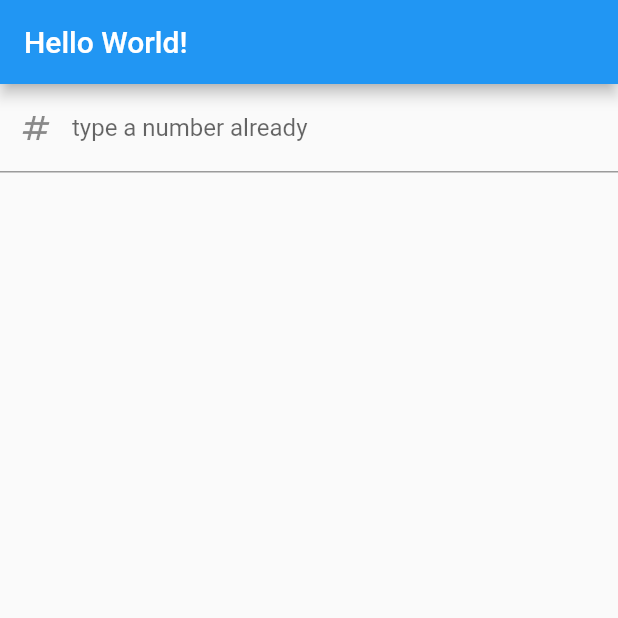
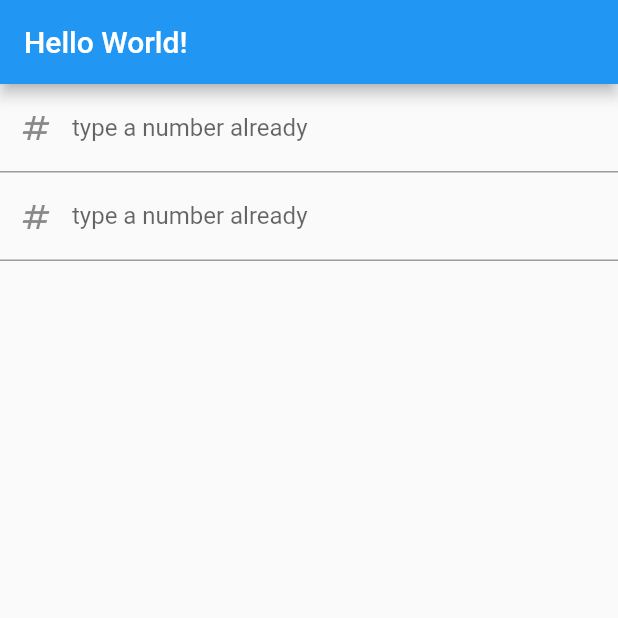
Before and after one commit to noamshamir/unit-conversion-app, a Flutter app: the screen it shows after launch, on a phone screen of 412 x 824 dp, the top half of it. Run offline on Flutter 3.47's test engine with Material 2 defaults, Android fonts, the phone set to English and light mode, and no system bars.

Commit message:
Two input texts parsing numbers and converting between them

```diff
--- a/lib/main.dart
+++ b/lib/main.dart
@@ -1,15 +1,9 @@
 
-//inputFormatters: [FilteringTextInputFormatter.allow(RegExp(r'(^\-?\d*\.?\d*)'))],
-//keyboardType: TextInputType.numberWithOptions(
-    //decimal: true,
-    //signed: trueimport 'package:flutter/services.dart';
-
-
-
-
-
+import 'package:flutter/services.dart';
 import 'package:flutter/material.dart';
 
+NumberInputWidget input1 = NumberInputWidget();
+NumberInputWidget input2 = NumberInputWidget();
 
 void main() {
   runApp(MyApp());
@@ -33,44 +27,86 @@ class MyHomePage extends StatelessWidget {
   @override
   Widget build(BuildContext context) {
     return Scaffold(
-        appBar: AppBar(title: Text('Hello World!')), body: TextInputWIdget());
+        appBar: AppBar(
+          title: Text('Hello World!')),
+          body: NumberInputWidget(),
+    );
   }
+
 }
 
-class TextInputWIdget extends StatefulWidget {
-  TextInputWIdget({super.key});
+class NumberInputWidget extends StatefulWidget {
+  NumberInputWidget({super.key});
 
   @override
-  State<TextInputWIdget> createState() => _TextInputWIdgetState();
+  State<NumberInputWidget> createState() => _NumberInputWidgetState();
 }
 
-class _TextInputWIdgetState extends State<TextInputWIdget> {
-  final controller = TextEditingController();
-  String text = "";
+class _NumberInputWidgetState extends State<NumberInputWidget> {
+  final myController1 = TextEditingController();
+  final myController2 = TextEditingController();
+
+  double numberValue1 = 0;
+  double numberValue2 = 0;
+  double conversionFactor = 100;
+
   @override
   void dispose() {
     super.dispose();
-    controller.dispose();
+    myController1.dispose();
+    myController2.dispose();
   }
 
-
-  void changeText(text) {
+  void convert1(text) {
     setState(() {
-      this.text = text;
+      if (text == "-" || text == "") {
+        numberValue1 = 0;
+        numberValue2 = 0;
+        myController2.text = "";
+        return;
+      }
+      numberValue1 = double.parse(text);
+      numberValue2 = numberValue1 / conversionFactor;
+      myController2.text = numberValue2.toString();
     });
   }
 
-
+  void convert2(text) {
+    setState(() {
+      if (text == "-" || text == "") {
+        numberValue1 = 0;
+        numberValue2 = 0;
+        myController1.text = "";
+        return;
+      }
+      numberValue2 = double.parse(text);
+      numberValue1 = numberValue2 * conversionFactor;
+      myController1.text = numberValue1.toString();
+    });
+  }
   @override
   Widget build(BuildContext context) {
     return Column(children: <Widget>[
       TextField(
-        controller: this.controller,
+        inputFormatters: [FilteringTextInputFormatter.allow(RegExp(r'(^\-?\d*\.?\d*)'))],
+        keyboardType: TextInputType.numberWithOptions(
+          decimal: true,
+          signed: true),
+        controller: myController1,
         decoration: InputDecoration(
           prefixIcon: Icon(Icons.numbers), labelText: 'type a number already'),
-        onChanged: (text) => this.changeText(text),
+        onChanged: (text) => convert1(text),
       ),
-      Text(this.text)
+      TextField(
+        inputFormatters: [FilteringTextInputFormatter.allow(RegExp(r'(^\-?\d*\.?\d*)'))],
+        keyboardType: TextInputType.numberWithOptions(
+          decimal: true,
+          signed: true),
+        controller: myController2,
+        decoration: InputDecoration(
+          prefixIcon: Icon(Icons.numbers), labelText: 'type a number already'),
+        onChanged: (text) => convert2(text),
+      ),
     ]);
   }
 }
```
